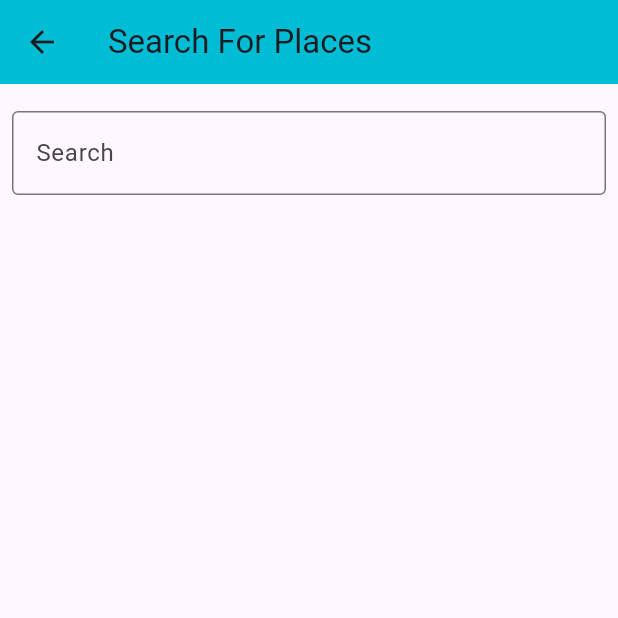
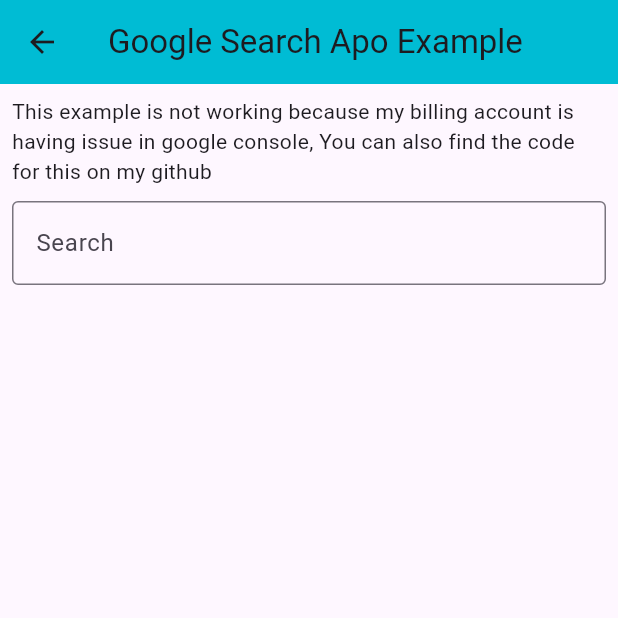
Before and after one commit to HussainFlutter/google_maps, a Flutter app: the GooglePlacesApiExample screen opened directly, on a phone screen of 412 x 824 dp, the top half of it. Run offline on Flutter 3.47's test engine with Material 3 defaults, Android fonts, the phone set to English and light mode, and no system bars; our stand-ins replace geocoding, geolocator, google_maps_flutter; missing offline and left inert: custom_info_window.

Commit message:
fixed some issues

```diff
--- a/lib/custom_info_window_example.dart
+++ b/lib/custom_info_window_example.dart
@@ -81,6 +81,9 @@ class _CustomInfoWindowExampleState extends State<CustomInfoWindowExample> {
   @override
   Widget build(BuildContext context) {
     return Scaffold(
+      appBar: AppBar(
+        title: const Text("Custom info window Example"),
+      ),
       body: Stack(
         children: [
           GoogleMap(
--- a/lib/custom_markers_example.dart
+++ b/lib/custom_markers_example.dart
@@ -71,6 +71,9 @@ class _CustomMarkersExampleState extends State<CustomMarkersExample> {
   @override
   Widget build(BuildContext context) {
     return Scaffold(
+      appBar: AppBar(
+        title: const Text("Custom markers Example"),
+      ),
       body: GoogleMap(
         initialCameraPosition: initialPosition,
         markers: Set<Marker>.of(_markers),
--- a/lib/draw_polygon_example.dart
+++ b/lib/draw_polygon_example.dart
@@ -37,6 +37,9 @@ class _DrawPolygonExampleState extends State<DrawPolygonExample> {
   @override
   Widget build(BuildContext context) {
     return Scaffold(
+      appBar: AppBar(
+        title: const Text("Draw polygon Example"),
+      ),
       body: GoogleMap(
         initialCameraPosition: initialPosition,
         polygons: Set<Polygon>.of(_polygon),
--- a/lib/geolocator_example.dart
+++ b/lib/geolocator_example.dart
@@ -43,7 +43,8 @@ class _State extends State<GeoLocatorExample> {
           style: _style,
         ),
       ),
-      body: Form(
+      body: SingleChildScrollView(
+        child: Form(
           key: _key,
           child: Padding(
             padding: const EdgeInsets.all(8.0),
@@ -125,7 +126,7 @@ class _State extends State<GeoLocatorExample> {
                             _addressController.text.toString());
                         setState(() {
                           convertedAddress =
-                            "${address.first.latitude.toString()}${address.first.longitude.toString()}";
+                              "lat:${address.first.latitude.toString()} lng:${address.first.longitude.toString()}";
                         });
                       }
                     },
@@ -139,6 +140,7 @@ class _State extends State<GeoLocatorExample> {
             ),
           ),
         ),
+      ),
     );
   }
 }
--- a/lib/get_current_location_and_place_marker_example.dart
+++ b/lib/get_current_location_and_place_marker_example.dart
@@ -21,6 +21,9 @@ class _GetCurrentLocationState extends State<GetCurrentLocation> {
   @override
   Widget build(BuildContext context) {
     return Scaffold(
+      appBar: AppBar(
+        title: const Text("Current location and marker Example"),
+      ),
       body: GoogleMap(
         initialCameraPosition: initialPosition,
         onMapCreated: (controller) {
--- a/lib/google_places_api_example.dart
+++ b/lib/google_places_api_example.dart
@@ -27,13 +27,15 @@ class _GooglePlacesApiExampleState extends State<GooglePlacesApiExample> {
   Widget build(BuildContext context) {
     return Scaffold(
       appBar: AppBar(
-        title: const Text("Search For Places"),
+        title: const Text("Google Search Apo Example"),
         backgroundColor: Colors.cyan,
       ),
       body: Padding(
         padding: const EdgeInsets.all(8.0),
         child: Column(
           children: [
+            const Text(
+                "This example is not working because my billing account is having issue in google console, You can also find the code for this on my github"),
             const SizedBox(
               height: 10,
             ),
--- a/lib/network_image_as_marker_example.dart
+++ b/lib/network_image_as_marker_example.dart
@@ -85,6 +85,9 @@ class _NetworkImageAsMarkerExampleState
   @override
   Widget build(BuildContext context) {
     return Scaffold(
+      appBar: AppBar(
+        title: const Text("Network image as marker Example"),
+      ),
       body: GoogleMap(
         markers: Set.of(_markers),
         initialCameraPosition: initialPosition,
```
Also changed, not shown: lib/main.dart (+9 -0 lines), lib/markers_example.dart (+7 -4 lines), lib/style_map_example.dart (+7 -1 lines). Lines whose indentation alone changed are shown as unchanged.
